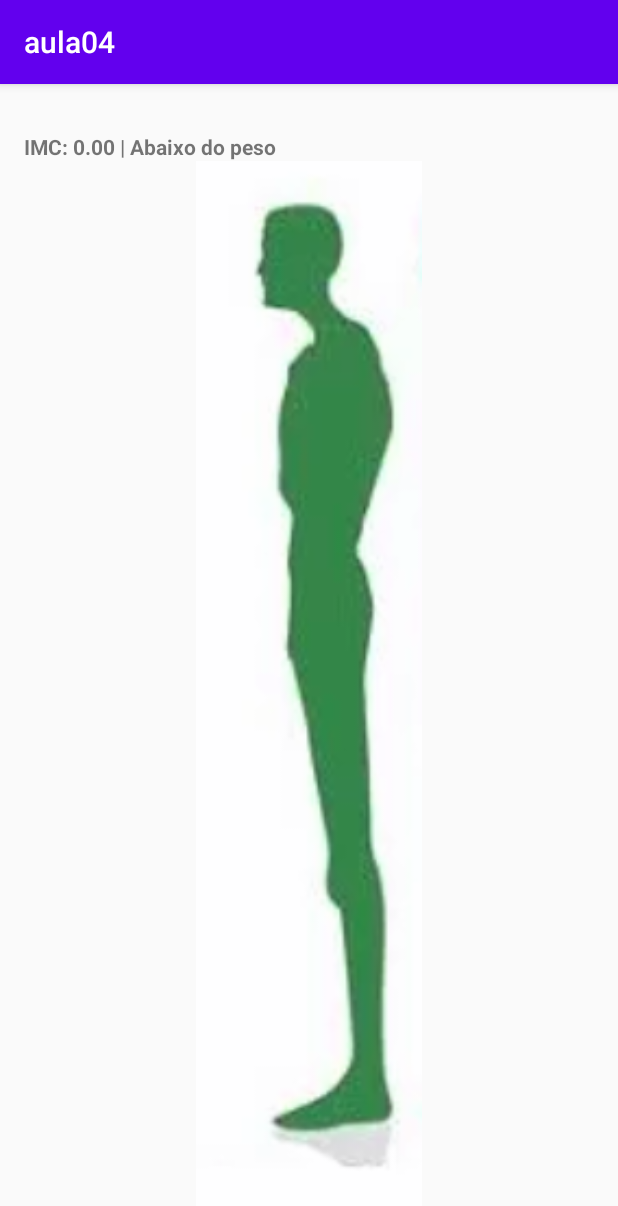
After one commit to cauamistura/pdm-ifsc, an Android app: the Resultado screen opened directly, with no data from a screen before it, on a phone screen of 412 x 824 dp. The commit adds this screen. Shown: the top 1206 px of the screen. Run offline under Robolectric (Android 15) with nearby library versions, the phone set to English and light mode, and no system bars; 1 statement that could not run was skipped.

Commit message:
Índice de Massa Corporal (IMC) 1.1

```diff
--- a/CalculoIMC/aula04/app/src/main/AndroidManifest.xml
+++ b/CalculoIMC/aula04/app/src/main/AndroidManifest.xml
@@ -20,6 +20,7 @@
                 <category android:name="android.intent.category.LAUNCHER" />
             </intent-filter>
         </activity>
+        <activity android:name=".Resultado"></activity>
     </application>
 
 </manifest>
--- /dev/null
+++ b/CalculoIMC/aula04/app/src/main/java/br/com/caua/aula04/Resultado.java
@@ -0,0 +1,41 @@
+package br.com.caua.aula04;
+
+import android.os.Bundle;
+import android.widget.ImageView;
+import android.widget.TextView;
+
+public class Resultado extends MainActivity{
+        private TextView lbIMC;
+        private ImageView igmResult ;
+        @Override
+        protected void onCreate(Bundle savedInstanceState) {
+            super.onCreate(savedInstanceState);
+            setContentView(R.layout.resultado);
+
+            lbIMC = findViewById(R.id.lbImc);
+            igmResult = findViewById(R.id.imgResult);
+
+            Bundle bundle = getIntent().getExtras();
+            double imc = bundle.getDouble("imc");
+
+            if (imc < 18.5) {
+                lbIMC.setText("IMC: " + String.format("%.2f", imc) + " | Abaixo do peso");
+                igmResult.setImageResource(R.drawable.abaixopeso);
+            } else if (imc >= 18.5 && imc <= 24.9) {
+                lbIMC.setText("IMC: " + String.format("%.2f", imc) + " | Peso normal");
+                igmResult.setImageResource(R.drawable.normal);
+            } else if (imc >= 25 && imc < 29.9) {
+                lbIMC.setText("IMC: " + String.format("%.2f", imc) + " | Sobrepeso");
+                igmResult.setImageResource(R.drawable.sobrepeso);
+            } else if (imc >= 30 && imc < 34.9) {
+                lbIMC.setText("IMC: " + String.format("%.2f", imc) + " | Obesidade grau 1");
+                igmResult.setImageResource(R.drawable.obesidade1);
+            } else if (imc >= 35 && imc < 39.9) {
+                lbIMC.setText("IMC: " + String.format("%.2f", imc) + " | Obesidade grau 2");
+                igmResult.setImageResource(R.drawable.obesidade2);
+            } else {
+                lbIMC.setText("IMC: " + String.format("%.2f", imc) + " | Obesidade grau 3");
+                igmResult.setImageResource(R.drawable.obesidade3);
+            }
+        }
+}
--- /dev/null
+++ b/CalculoIMC/aula04/app/src/main/res/layout/resultado.xml
@@ -0,0 +1,23 @@
+<LinearLayout xmlns:android="http://schemas.android.com/apk/res/android"
+    xmlns:app="http://schemas.android.com/apk/res-auto"
+    xmlns:tools="http://schemas.android.com/tools"
+    android:layout_width="match_parent"
+    android:layout_height="match_parent"
+    android:orientation="vertical"
+    android:padding="16dp">
+
+    <TextView
+        android:id="@+id/lbImc"
+        android:layout_width="match_parent"
+        android:layout_height="wrap_content"
+        android:layout_marginTop="16dp"
+        android:text="IMC: "
+        android:textStyle="bold"/>
+
+    <ImageView
+        android:id="@+id/imgResult"
+        android:layout_width="match_parent"
+        android:layout_height="273dp"
+        android:layout_weight="1" />
+
+</LinearLayout>
```
Also changed, not shown: CalculoIMC/aula04/app/src/main/java/br/com/caua/aula04/MainActivity.java (+10 -26 lines), CalculoIMC/aula04/app/src/main/res/layout/activity_main.xml (+0 -14 lines).
